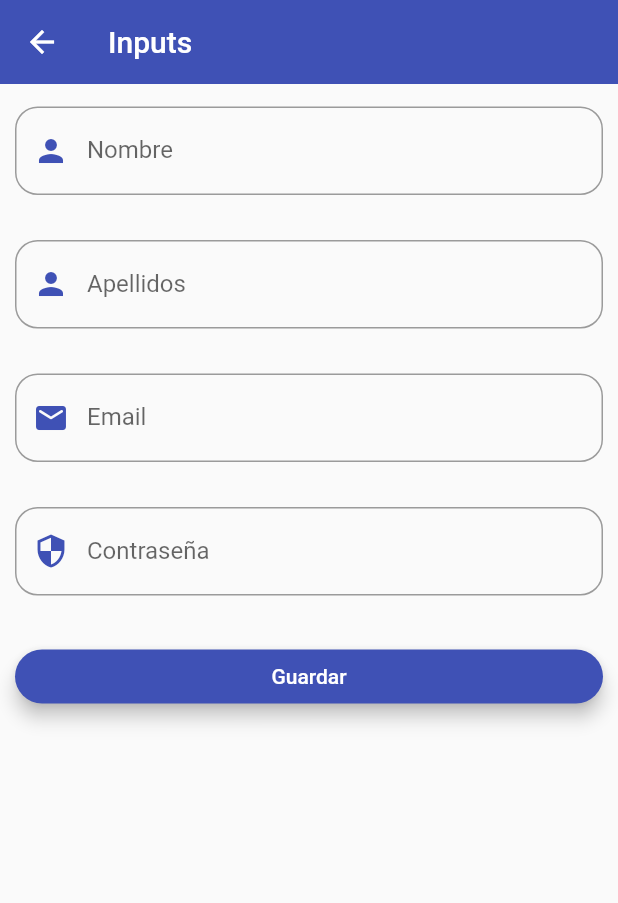
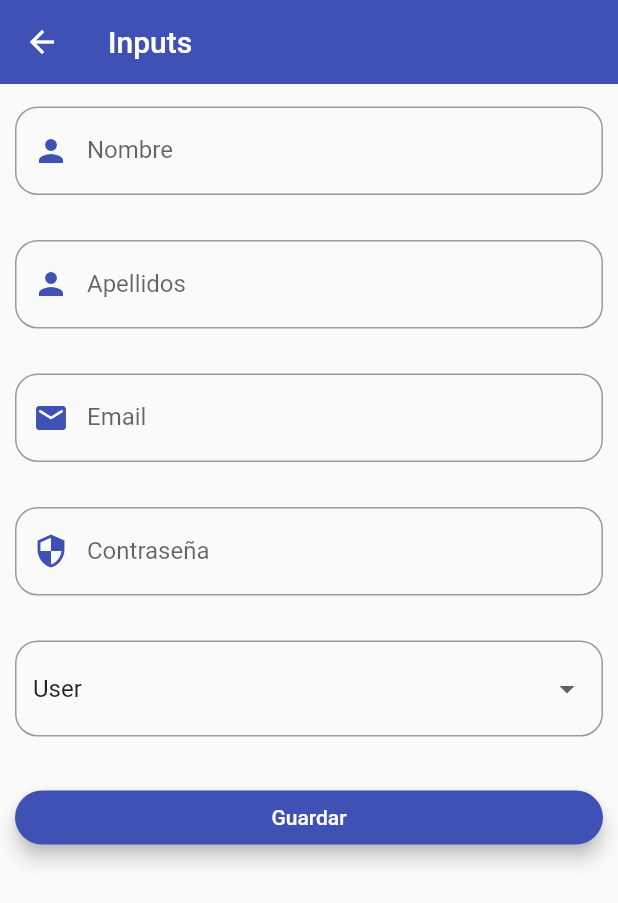
Before and after one commit to TecAbel/flutter-components, a Flutter app: the InputsScreen screen opened by its route, on a phone screen of 412 x 824 dp. Shown: the top 903 px of the screen. Run offline on Flutter 3.47's test engine with Material 2 defaults, Android fonts, the phone set to English and light mode, and no system bars.

```diff
--- a/lib/screens/inputs_sc.dart
+++ b/lib/screens/inputs_sc.dart
@@ -12,6 +12,7 @@ class InputsScreen extends StatelessWidget {
       'lastName': '',
       'email': '',
       'password': '',
+      'role': '',
     };
     return Scaffold(
       appBar: AppBar(title: const Text('Inputs')),
@@ -53,6 +54,23 @@ class InputsScreen extends StatelessWidget {
                 formValues: formValues,
               ),
               const SizedBox(height: 30),
+              DropdownButtonFormField(
+                value: 'user',
+                items: const [
+                  DropdownMenuItem(
+                    value: 'admin',
+                    child: Text('Admin'),
+                  ),
+                  DropdownMenuItem(
+                    value: 'user',
+                    child: Text('User'),
+                  ),
+                ],
+                onChanged: (value) {
+                  formValues['role'] = value ?? 'user';
+                },
+              ),
+              const SizedBox(height: 30),
               ElevatedButton(
                 child: const SizedBox(
                   width: double.infinity,
```
